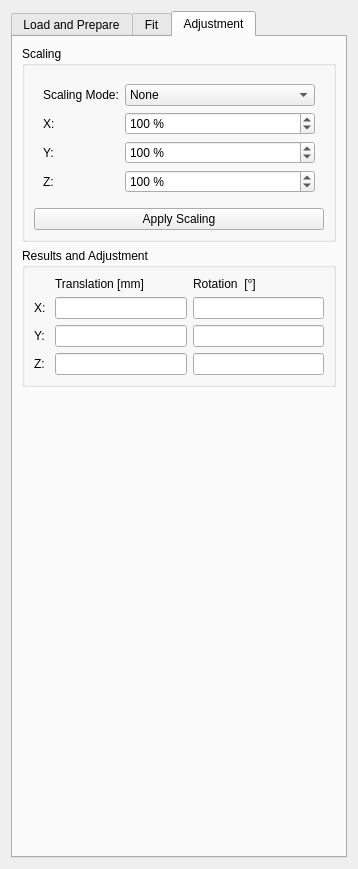
Qt form libraries/disp/viewers/formfiles/coregsettingsview.ui (mne-tools/mne-cpp) before a commit.
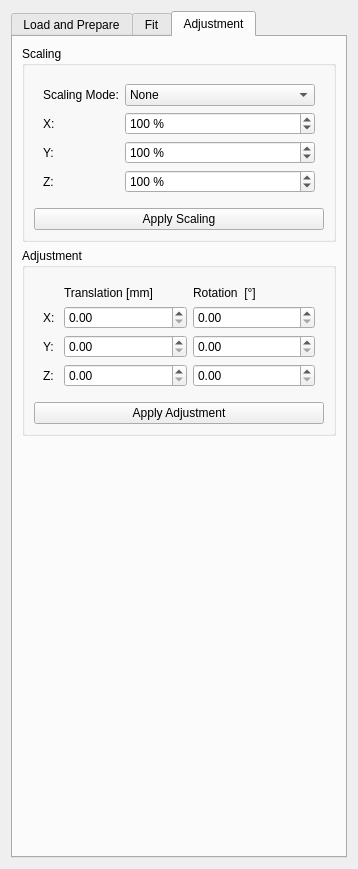
The same form after that commit. The open tabs and pages were chosen to show the change.

Commit message: Enh: implement new getFunctionality and improve Widget

```diff
--- a/libraries/disp/viewers/formfiles/coregsettingsview.ui
+++ b/libraries/disp/viewers/formfiles/coregsettingsview.ui
@@ -496,9 +496,18 @@
        <item>
         <widget class="QGroupBox" name="m_qGroupBox_Results">
          <property name="title">
-          <string>Results and Adjustment</string>
+          <string>Adjustment</string>
          </property>
+         <layout class="QVBoxLayout" name="verticalLayout_10">
+          <item>
+           <widget class="QWidget" name="m_qWidget_Adjustment" native="true">
          <layout class="QGridLayout" name="gridLayout_2">
+             <item row="1" column="2">
+              <widget class="QDoubleSpinBox" name="doubleSpinBox_2"/>
+             </item>
+             <item row="3" column="2">
+              <widget class="QDoubleSpinBox" name="doubleSpinBox_6"/>
+             </item>
           <item row="0" column="1">
            <widget class="QLabel" name="label_13">
             <property name="text">
@@ -506,25 +515,8 @@
             </property>
            </widget>
           </item>
-          <item row="0" column="2">
-           <widget class="QLabel" name="label_14">
-            <property name="text">
-             <string>Rotation  [°]</string>
-            </property>
-           </widget>
-          </item>
-          <item row="1" column="0">
-           <widget class="QLabel" name="label_10">
-            <property name="text">
-             <string>X: </string>
-            </property>
-           </widget>
-          </item>
-          <item row="1" column="1">
-           <widget class="QLineEdit" name="m_qLineEdit_TransX"/>
-          </item>
-          <item row="1" column="2">
-           <widget class="QLineEdit" name="m_qLineEdit_RotX"/>
+             <item row="3" column="1">
+              <widget class="QDoubleSpinBox" name="doubleSpinBox_4"/>
           </item>
           <item row="2" column="0">
            <widget class="QLabel" name="label_11">
@@ -533,11 +525,25 @@
             </property>
            </widget>
           </item>
+             <item row="1" column="0">
+              <widget class="QLabel" name="label_10">
+               <property name="text">
+                <string>X: </string>
+               </property>
+              </widget>
+             </item>
+             <item row="1" column="1">
+              <widget class="QDoubleSpinBox" name="doubleSpinBox"/>
+             </item>
           <item row="2" column="1">
-           <widget class="QLineEdit" name="m_qLineEdit_TransY"/>
-          </item>
-          <item row="2" column="2">
-           <widget class="QLineEdit" name="m_qLineEdit_RotY"/>
+              <widget class="QDoubleSpinBox" name="doubleSpinBox_3"/>
+             </item>
+             <item row="0" column="2">
+              <widget class="QLabel" name="label_14">
+               <property name="text">
+                <string>Rotation  [°]</string>
+               </property>
+              </widget>
           </item>
           <item row="3" column="0">
            <widget class="QLabel" name="label_12">
@@ -546,11 +552,44 @@
             </property>
            </widget>
           </item>
-          <item row="3" column="1">
-           <widget class="QLineEdit" name="m_qLineEdit_TransZ"/>
-          </item>
-          <item row="3" column="2">
-           <widget class="QLineEdit" name="m_qLineEdit_RotZ"/>
+             <item row="2" column="2">
+              <widget class="QDoubleSpinBox" name="doubleSpinBox_5"/>
+             </item>
+             <item row="4" column="1">
+              <spacer name="horizontalSpacer">
+               <property name="orientation">
+                <enum>Qt::Horizontal</enum>
+               </property>
+               <property name="sizeHint" stdset="0">
+                <size>
+                 <width>40</width>
+                 <height>0</height>
+                </size>
+               </property>
+              </spacer>
+             </item>
+             <item row="4" column="2">
+              <spacer name="horizontalSpacer_2">
+               <property name="orientation">
+                <enum>Qt::Horizontal</enum>
+               </property>
+               <property name="sizeHint" stdset="0">
+                <size>
+                 <width>40</width>
+                 <height>0</height>
+                </size>
+               </property>
+              </spacer>
+             </item>
+            </layout>
+           </widget>
+          </item>
+          <item>
+           <widget class="QPushButton" name="m_qPushButton_ApplyAdjustment">
+            <property name="text">
+             <string>Apply Adjustment</string>
+            </property>
+           </widget>
           </item>
          </layout>
         </widget>
```
Left out of the diff: 18 changed lines with no effect on the pictures. Lines whose indentation alone changed are shown as unchanged. The commit also changes 3 other files.
